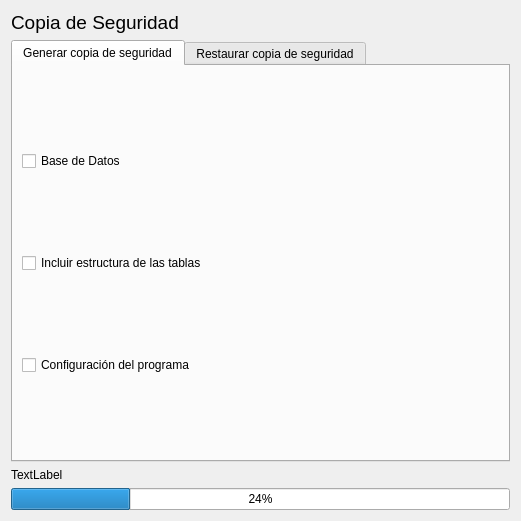
Qt form trunk/src/formBackup.ui (chungote/gestotux) before a commit.
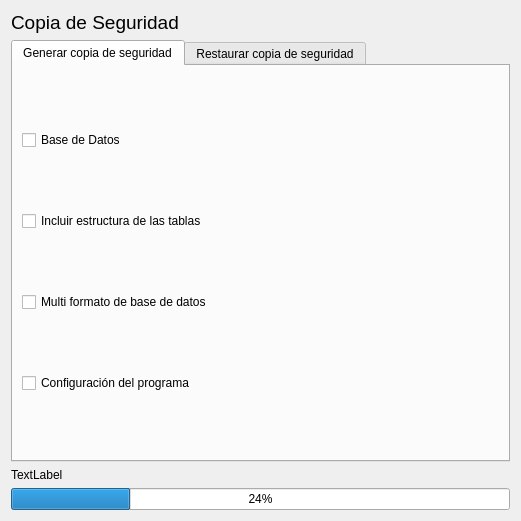
The same form after that commit.

Commit message: Arreglado problema de segmentacion al iniciar 2 veces las preferencias. Mejorado el sistema de eleccion de base de datos al iniciar la aplicacion. Agregada parte de el arlgoritmo de restauracion de la base de datos. Agregada opcion a aplicacion futura de formato de base de datos multiformato para distintas db. Arreglado el identificador de recibo para que funcione con mysql. Agregadas mejoras de memoria respecto a formularios.

What changed in the file:
```diff
--- a/trunk/src/formBackup.ui
+++ b/trunk/src/formBackup.ui
@@ -55,6 +55,13 @@
          </property>
         </widget>
        </item>
+       <item>
+        <widget class="QCheckBox" name="CkBMultiFormato" >
+         <property name="text" >
+          <string>Multi formato de base de datos</string>
+         </property>
+        </widget>
+       </item>
        <item>
         <widget class="QCheckBox" name="ChBConfirugacion" >
          <property name="text" >
```
Left out of the diff: 24 changed lines with no effect on the pictures. The commit also changes 12 other files.
